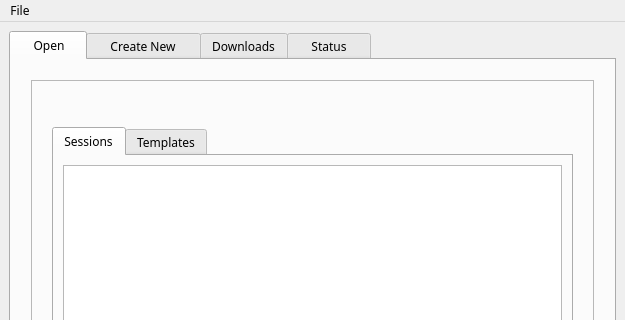
The window that oostudio/OOStudioBase.ui (ccherrett/oom) describes before a commit, drawn with Qt 5; both pictures show x 0 to 625 and y 0 to 320 of the 625 by 878 pixel window.
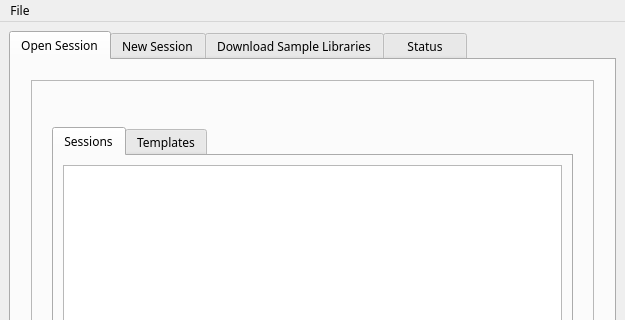
The same window after the commit.

Commit message: OOStudio: Changed tab names

What changed in the file:
```diff
--- a/oostudio/OOStudioBase.ui
+++ b/oostudio/OOStudioBase.ui
@@ -30,7 +30,7 @@
       </property>
       <widget class="QWidget" name="m_tabSessions">
        <attribute name="title">
-        <string>    Open   </string>
+        <string>Open Session</string>
        </attribute>
        <layout class="QVBoxLayout" name="verticalLayout_3" stretch="0">
         <property name="spacing">
@@ -336,7 +336,7 @@
       </widget>
       <widget class="QWidget" name="m_tabNew">
        <attribute name="title">
-        <string>    Create New    </string>
+        <string>New Session</string>
        </attribute>
        <layout class="QVBoxLayout" name="verticalLayout_8">
         <property name="leftMargin">
@@ -1311,7 +1311,7 @@
       </widget>
       <widget class="QWidget" name="m_tabDownloads">
        <attribute name="title">
-        <string>Downloads</string>
+        <string>Download Sample Libraries</string>
        </attribute>
        <attribute name="toolTip">
         <string>Download templates  and sample libraries</string>
```
